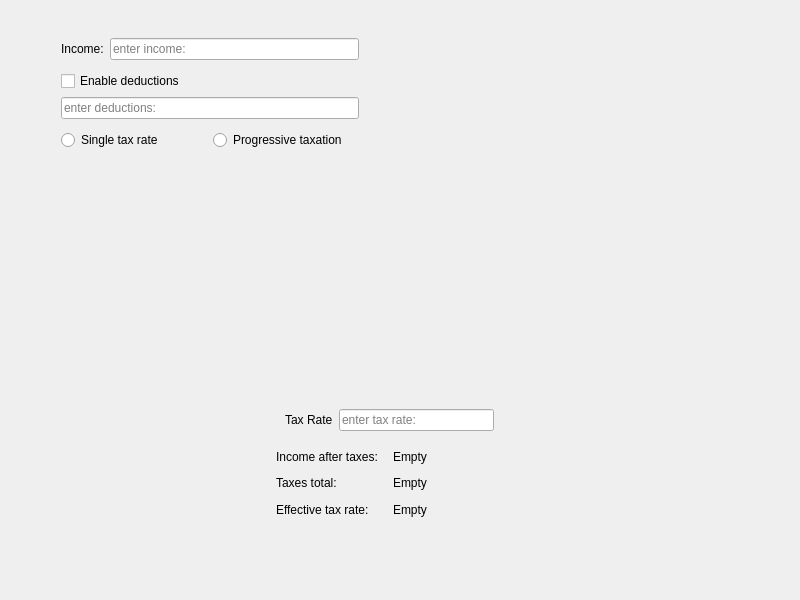
materesszer/Tax-Calculator, file mainwindow.ui: the form before one commit.
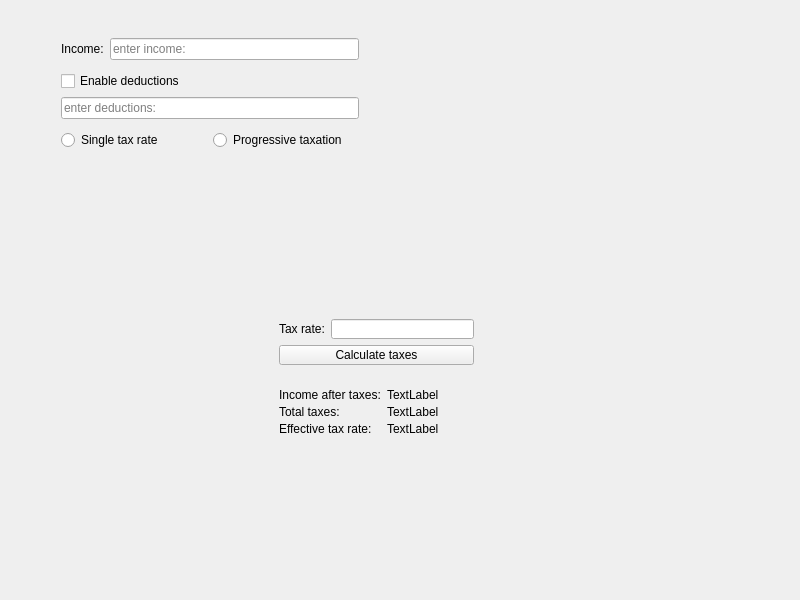
The form after the commit.

Commit message: Results tab

```diff
--- a/mainwindow.ui
+++ b/mainwindow.ui
@@ -107,92 +107,90 @@
      </item>
     </layout>
    </widget>
-   <widget class="QWidget" name="">
+   <widget class="QWidget" name="singleTax_2" native="true">
     <property name="geometry">
      <rect>
-      <x>276</x>
-      <y>400</y>
-      <width>227</width>
-      <height>120</height>
+      <x>270</x>
+      <y>310</y>
+      <width>213</width>
+      <height>133</height>
      </rect>
     </property>
-    <layout class="QVBoxLayout" name="singleTax">
+    <layout class="QGridLayout" name="singleTax">
+     <item row="0" column="0">
+      <widget class="QWidget" name="input_2" native="true">
+       <layout class="QGridLayout" name="input">
+        <item row="0" column="0">
+         <layout class="QHBoxLayout" name="taxRate">
      <item>
-      <widget class="QWidget" name="taxRate" native="true">
-       <property name="enabled">
-        <bool>true</bool>
-       </property>
-       <layout class="QHBoxLayout" name="horizontalLayout">
-        <item>
-         <widget class="QLabel" name="taxRateLabel">
+           <widget class="QLabel" name="label">
           <property name="text">
-           <string>Tax Rate</string>
+             <string>Tax rate:</string>
           </property>
          </widget>
         </item>
         <item>
-         <widget class="QLineEdit" name="taxRateAmount">
-          <property name="placeholderText">
-           <string>enter tax rate:</string>
+           <widget class="QLineEdit" name="value"/>
+          </item>
+         </layout>
+        </item>
+        <item row="1" column="0">
+         <widget class="QPushButton" name="calculateButton">
+          <property name="text">
+           <string>Calculate taxes</string>
           </property>
          </widget>
         </item>
        </layout>
       </widget>
      </item>
-     <item>
-      <layout class="QHBoxLayout" name="incomeAftTxs">
-       <item>
-        <widget class="QLabel" name="incomeAftTxsLabel">
+     <item row="1" column="0">
+      <widget class="QWidget" name="results_2" native="true">
+       <layout class="QGridLayout" name="results">
+        <item row="0" column="0">
+         <widget class="QLabel" name="afterTaxes">
          <property name="text">
           <string>Income after taxes:</string>
          </property>
         </widget>
        </item>
-       <item>
-        <widget class="QLabel" name="incomeAftTxsAmount">
+        <item row="0" column="1">
+         <widget class="QLabel" name="afterTaxesVal">
          <property name="text">
-          <string>Empty</string>
+           <string>TextLabel</string>
          </property>
         </widget>
        </item>
-      </layout>
-     </item>
-     <item>
-      <layout class="QHBoxLayout" name="taxesTotal">
-       <item>
-        <widget class="QLabel" name="taxesTotalLabel">
+        <item row="1" column="0">
+         <widget class="QLabel" name="totalTaxes">
          <property name="text">
-          <string>Taxes total:</string>
+           <string>Total taxes:</string>
          </property>
         </widget>
        </item>
-       <item>
-        <widget class="QLabel" name="taxesTotalAmount">
+        <item row="1" column="1">
+         <widget class="QLabel" name="totalTaxesVal">
          <property name="text">
-          <string>Empty</string>
+           <string>TextLabel</string>
          </property>
         </widget>
        </item>
-      </layout>
-     </item>
-     <item>
-      <layout class="QHBoxLayout" name="effTaxRate">
-       <item>
-        <widget class="QLabel" name="effTaxRateLabel">
+        <item row="2" column="0">
+         <widget class="QLabel" name="effRate">
          <property name="text">
           <string>Effective tax rate:</string>
          </property>
         </widget>
        </item>
-       <item>
-        <widget class="QLabel" name="effTaxRateAmount">
+        <item row="2" column="1">
+         <widget class="QLabel" name="effRateVal">
          <property name="text">
-          <string>Empty</string>
+           <string>TextLabel</string>
          </property>
         </widget>
        </item>
       </layout>
+      </widget>
      </item>
     </layout>
    </widget>
```
Left out of the diff: 34 changed lines with no effect on the pictures. Lines whose indentation alone changed are shown as unchanged. The commit also changes 2 other files.
